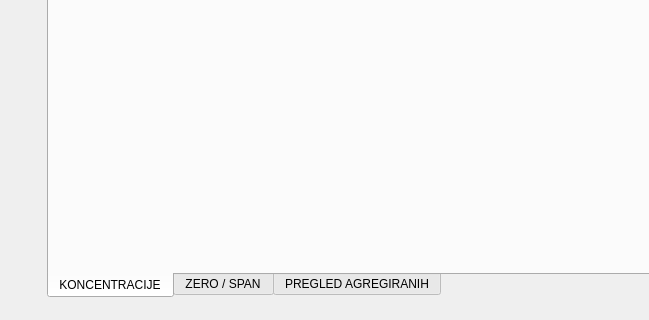
Old version of the form app/view/ui_files/display.ui in the repository kluksa/kontrola-podataka; both pictures show x 0 to 649 and y 478 to 798 of the 1159 by 798 pixel window.
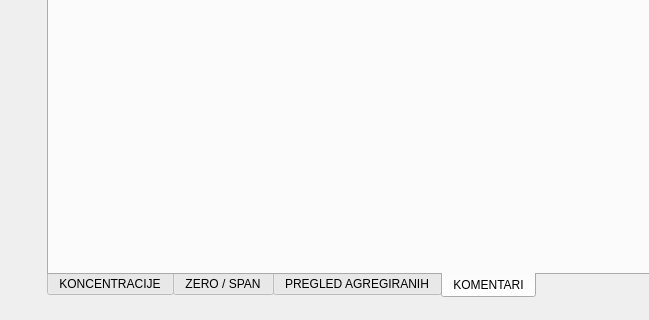
New version of the form. The open tabs and pages were chosen to show the change.

What changed in the file:
```diff
--- a/app/view/ui_files/display.ui
+++ b/app/view/ui_files/display.ui
@@ -33,7 +33,7 @@
        <number>0</number>
       </property>
       <property name="movable">
-       <bool>true</bool>
+       <bool>false</bool>
       </property>
       <widget class="QWidget" name="grafoviWidget">
        <property name="sizePolicy">
@@ -79,6 +79,12 @@
        </attribute>
        <layout class="QVBoxLayout" name="visednevniLayout"/>
       </widget>
+      <widget class="QWidget" name="komentari">
+       <attribute name="title">
+        <string>KOMENTARI</string>
+       </attribute>
+       <layout class="QVBoxLayout" name="komentariLayout"/>
+      </widget>
      </widget>
     </item>
    </layout>
```
